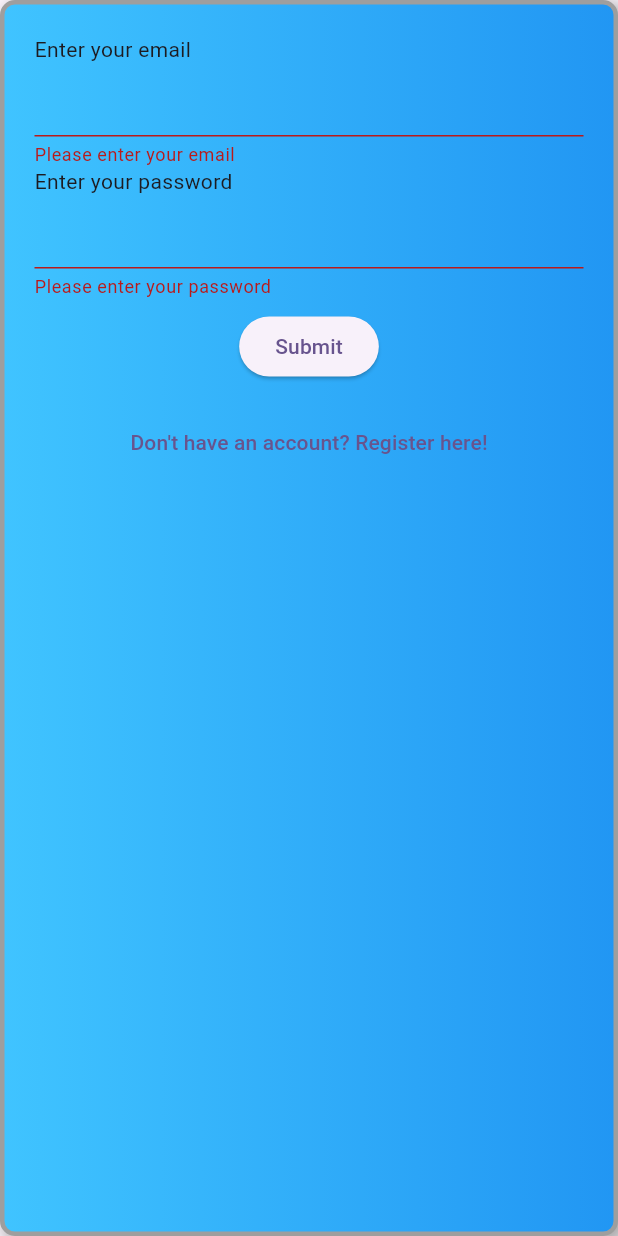
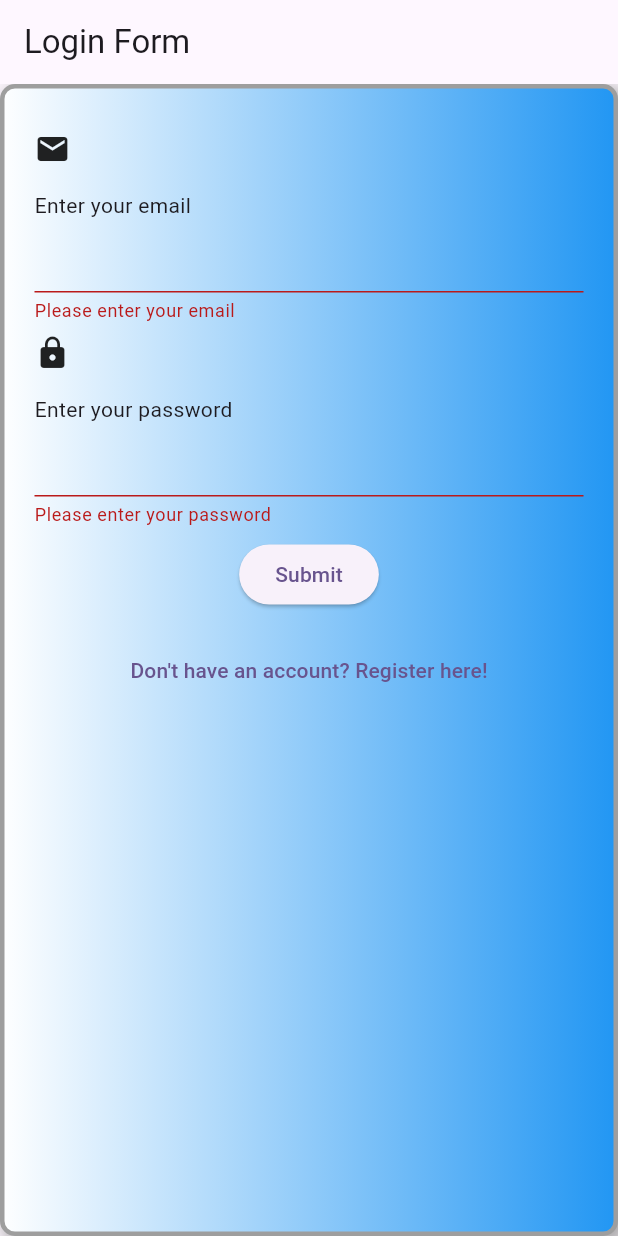
Before and after one commit to bryanoli/BingeWorthy, a Flutter app: the screen it shows after launch, after a tap on "Submit", on a phone screen of 412 x 824 dp. Run offline on Flutter 3.47's test engine with Material 3 defaults, Android fonts, the phone set to English and light mode, and no system bars; our stand-ins replace firebase_auth, firebase_core; accounts and stored records are empty; generated files the repository leaves out were written again.

```diff
--- a/client/lib/components/custom_form.dart
+++ b/client/lib/components/custom_form.dart
@@ -1,4 +1,5 @@
 import 'package:flutter/material.dart';
+import 'package:firebase_auth/firebase_auth.dart';
 
 enum FormType { login, register }
 
@@ -15,14 +16,51 @@ class _CustomFormState extends State<CustomForm> {
   final formKey = GlobalKey<FormState>();
   final TextEditingController emailController = TextEditingController();
   final TextEditingController passwordController = TextEditingController();
-  final TextEditingController nameController = TextEditingController();
+  final TextEditingController firstNameController = TextEditingController();
+  final TextEditingController lastNameController = TextEditingController();
+  final TextEditingController userNameController = TextEditingController();
   final TextEditingController confirmPasswordController =
       TextEditingController();
 
+  Future<void> _submitForm() async {
+    final currentContext = context;
+    if (formKey.currentState?.validate() ?? false) {
+      try {
+        if (widget.formType == FormType.login) {
+          await FirebaseAuth.instance.signInWithEmailAndPassword(
+            email: emailController.text,
+            password: passwordController.text,
+          );
+        } else {
+          await FirebaseAuth.instance.createUserWithEmailAndPassword(
+            email: emailController.text,
+            password: passwordController.text,
+          );
+          // Additional logic for saving user details to a database can be added here
+          Navigator.pushReplacementNamed(currentContext, '/login');
+        }
+        print('Form submitted!');
+      } catch (error) {
+        print('Error submitting form: $error');
+        // Handle errors as needed
+      }
+    }
+  }
+
+
   @override
   Widget build(BuildContext context) {
-    return Material( // Wrap with Material widget
-      child: Container(
+    var screenSize = MediaQuery.of(context).size;
+
+    return Scaffold(
+      appBar: AppBar(
+        title: Text(widget.formType == FormType.login
+        ? 'Login Form'
+        : 'Register Form'),
+      ),
+      body: Container(
+        width: screenSize.width,
+        height: screenSize.height,
         padding: const EdgeInsets.all(20.0),
         decoration: BoxDecoration(
           color: Colors.white,
@@ -31,7 +69,7 @@ class _CustomFormState extends State<CustomForm> {
             width: 3.0,
           ),
           borderRadius: BorderRadius.circular(10.0),
-          gradient: const LinearGradient(colors: [Colors.lightBlueAccent, Colors.blue]),
+          gradient: const LinearGradient(colors: [Colors.white, Colors.blue]),
           boxShadow: const [
             BoxShadow(
               color: Colors.grey,
@@ -47,16 +85,39 @@ class _CustomFormState extends State<CustomForm> {
             children: <Widget>[
               if (widget.formType == FormType.register)
                 buildInputField(
-                  label: 'Enter your name',
+                  label: 'Enter your first name',
+                  validator: (value) {
+                    if (value == null || value.isEmpty) {
+                      return 'Please enter your first name';
+                    }
+                    return null;
+                  },
+                  controller: firstNameController,
+                ),
+              if (widget.formType == FormType.register)
+                buildInputField(
+                  label: 'Enter your last name',
+                  validator: (value) {
+                    if (value == null || value.isEmpty) {
+                      return 'Please enter your last name';
+                    }
+                    return null;
+                  },
+                  controller: lastNameController,
+                ),
+              if (widget.formType == FormType.register)
+                buildInputField(
+                  label: 'Enter your username',
                   validator: (value) {
                     if (value == null || value.isEmpty) {
                       return 'Please enter your name';
                     }
                     return null;
                   },
-                  controller: nameController,
+                  controller: userNameController,
                 ),
               buildInputField(
+                icon: const Icon(Icons.email),
                 label: 'Enter your email',
                 validator: (value) {
                   if (value == null || value.isEmpty) {
@@ -67,6 +128,7 @@ class _CustomFormState extends State<CustomForm> {
                 controller: emailController,
               ),
               buildInputField(
+                icon: const Icon(Icons.lock),
                 label: 'Enter your password',
                 validator: (value) {
                   if (value == null || value.isEmpty) {
@@ -79,6 +141,7 @@ class _CustomFormState extends State<CustomForm> {
               ),
               if (widget.formType == FormType.register)
                 buildInputField(
+                  icon: const Icon(Icons.lock),
                   label: 'Confirm your password',
                   validator: (value) {
                     if (value != passwordController.text) {
@@ -91,14 +154,9 @@ class _CustomFormState extends State<CustomForm> {
                 ),
                 Padding(
                   padding: const EdgeInsets.all(8.0),
-                  child: ElevatedButton(onPressed: () {
-                    // Handle form submission here
-                    if (formKey.currentState?.validate() ?? false) {
-                      print('Form submitted!');
-                    }
-                  },
+                  child: ElevatedButton(onPressed: _submitForm,
                   child: const Text('Submit'),
-                                ),
+                  ),
                 ),
               if (widget.formType == FormType.login)
                 Padding(
@@ -125,12 +183,18 @@ class _CustomFormState extends State<CustomForm> {
     required String label,
     required String? Function(String?) validator,
     required TextEditingController controller,
+    Icon? icon,
     TextInputType keyboardType = TextInputType.text,
     bool obscureText = false,
   }) {
     return Column(
       crossAxisAlignment: CrossAxisAlignment.start,
       children: [
+        const SizedBox(height: 8.0),
+        icon ?? const Icon(Icons.person),
+        const Padding(
+          padding: EdgeInsets.all(8.0),
+          ),
         Text(label),
         TextFormField(
           keyboardType: keyboardType,
--- a/client/lib/main.dart
+++ b/client/lib/main.dart
@@ -1,6 +1,8 @@
 import 'package:client/firebase_options.dart';
 import 'package:flutter/material.dart';
 import 'package:firebase_core/firebase_core.dart';
+import 'package:firebase_auth/firebase_auth.dart';
+import './screens/dashboard.dart';
 import './authentication/login.dart';
 import './authentication/register.dart';
 
@@ -29,7 +31,30 @@ class MyApp extends StatelessWidget {
         '/login': (context) => const Login(),
         '/register': (context) => const Register(),
       },
-      home: const Login(),
+      home: AuthStateObserver(),
     );
   }
 }
+
+class AuthStateObserver extends StatelessWidget {
+  @override
+  Widget build(BuildContext context) {
+    return StreamBuilder<User?>(
+      stream: FirebaseAuth.instance.authStateChanges(),
+      builder: (context, snapshot) {
+        if (snapshot.connectionState == ConnectionState.waiting) {
+          // You can show a loading indicator if needed
+          return const CircularProgressIndicator();
+        } else {
+          final isUserSignedIn = snapshot.hasData;
+          // Depending on the authentication state, navigate to the corresponding screen
+          if (isUserSignedIn) {
+            return Dashboard();
+          } else {
+            return Login();
+          }
+        }
+      },
+    );
+  }
+}
--- a/client/pubspec.yaml
+++ b/client/pubspec.yaml
@@ -19,7 +19,7 @@ publish_to: 'none' # Remove this line if you wish to publish to pub.dev
 version: 1.0.0+1
 
 environment:
-  sdk: '>=3.3.0-262.0.dev <4.0.0'
+  sdk: '>=3.2.3 <4.0.0'
 
 # Dependencies specify other packages that your package needs in order to work.
 # To automatically upgrade your package dependencies to the latest versions
@@ -36,8 +36,8 @@ dependencies:
   # Use with the CupertinoIcons class for iOS style icons.
   cupertino_icons: ^1.0.6
   firebase_core: ^2.24.2
-  firebase: ^9.0.3
-  # firebase_auth: ^4.12.0
+  firebase_auth: ^4.5.0
+
 
 dev_dependencies:
   flutter_test:
```
Also changed, not shown: client/lib/screens/dashboard.dart (added, +70 -0 lines), client/lib/firebase_options.dart (deleted), client/pubspec.lock, 1 other file.
